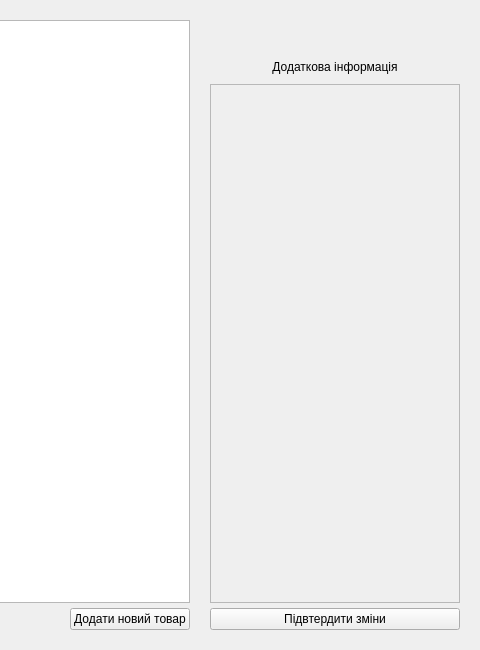
Above: src/View/MenuAdmin/menueditproduct.ui from Fyz-dev/GunStore before the change; both pictures show x 1080 to 1560 and y 0 to 650 of the 1560 by 650 pixel window. Below: the same form after it.
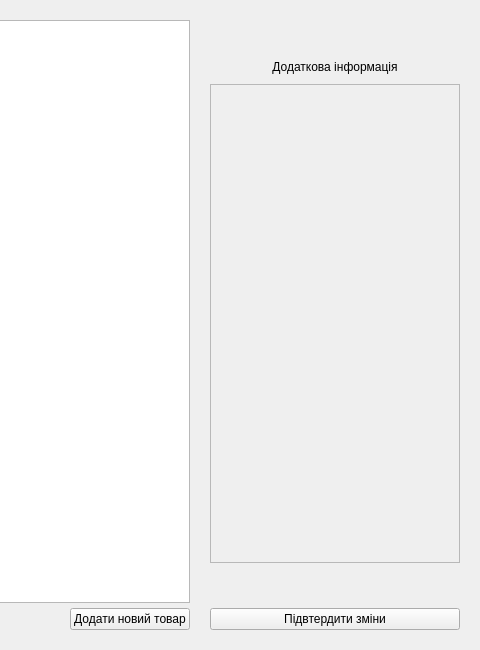
That is the form after the change.

Diff of the .ui file:
```diff
--- a/src/View/MenuAdmin/menueditproduct.ui
+++ b/src/View/MenuAdmin/menueditproduct.ui
@@ -562,7 +562,7 @@
                <x>0</x>
                <y>0</y>
                <width>246</width>
-               <height>501</height>
+               <height>455</height>
               </rect>
              </property>
              <property name="sizePolicy">
@@ -575,6 +575,22 @@
             </widget>
            </widget>
           </item>
+          <item>
+           <spacer name="verticalSpacer">
+            <property name="orientation">
+             <enum>Qt::Vertical</enum>
+            </property>
+            <property name="sizeType">
+             <enum>QSizePolicy::Preferred</enum>
+            </property>
+            <property name="sizeHint" stdset="0">
+             <size>
+              <width>20</width>
+              <height>40</height>
+             </size>
+            </property>
+           </spacer>
+          </item>
          </layout>
         </item>
        </layout>
```
Left out of the diff: 6 changed lines with no effect on the pictures.
